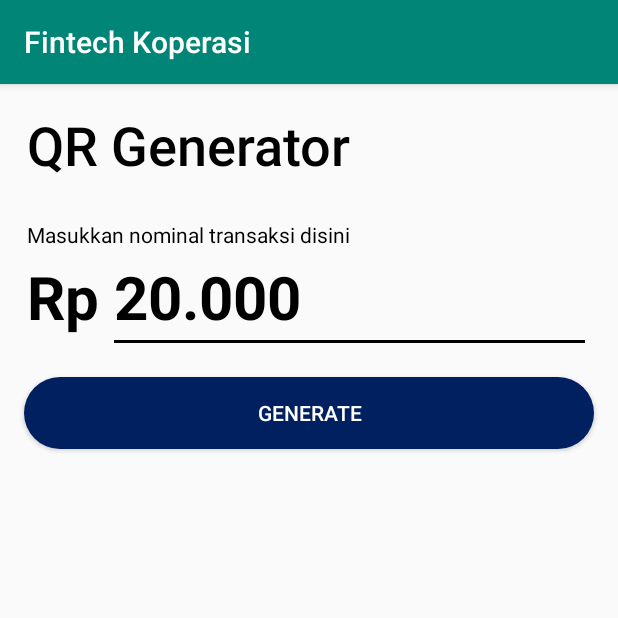
After one commit to kelompok-progmob/fintech, an Android app: the QRGeneratorActivity screen opened directly, with no data from a screen before it, on a phone screen of 412 x 824 dp, the top half of it. The commit adds this screen. Run offline under Robolectric (Android 15) with nearby library versions, the phone set to English and light mode, and no system bars.

Commit message:
Layout QRGenerator

```diff
--- a/app/src/main/AndroidManifest.xml
+++ b/app/src/main/AndroidManifest.xml
@@ -11,6 +11,10 @@
         android:theme="@style/AppTheme">
         <activity android:name=".LoginActivity"></activity>
         <activity android:name=".TopUpActivity"></activity>
+        <activity android:name=".QRGeneratorActivity">
+
+        </activity>
+
         <activity android:name=".MerchantActivity" />
         <activity android:name=".MainActivity">
             <intent-filter>
--- /dev/null
+++ b/app/src/main/java/com/tyga/fintech/QRGeneratorActivity.java
@@ -0,0 +1,14 @@
+package com.tyga.fintech;
+
+import androidx.appcompat.app.AppCompatActivity;
+
+import android.os.Bundle;
+
+public class QRGeneratorActivity extends AppCompatActivity {
+
+    @Override
+    protected void onCreate(Bundle savedInstanceState) {
+        super.onCreate(savedInstanceState);
+        setContentView(R.layout.activity_qrgenerator);
+    }
+}
--- a/app/src/main/res/drawable/shapping_button.xml
+++ b/app/src/main/res/drawable/shapping_button.xml
@@ -1,6 +1,5 @@
 <?xml version="1.0" encoding="utf-8"?>
-<shape xmlns:android="http://schemas.android.com/apk/res/android"
-    >
+<shape xmlns:android="http://schemas.android.com/apk/res/android">
     <corners
         android:bottomLeftRadius="30dp"
         android:bottomRightRadius="30dp"
--- /dev/null
+++ b/app/src/main/res/layout/activity_qrgenerator.xml
@@ -0,0 +1,86 @@
+<?xml version="1.0" encoding="utf-8"?>
+<androidx.constraintlayout.widget.ConstraintLayout xmlns:android="http://schemas.android.com/apk/res/android"
+    xmlns:app="http://schemas.android.com/apk/res-auto"
+    xmlns:tools="http://schemas.android.com/tools"
+    android:layout_width="match_parent"
+    android:layout_height="match_parent"
+    tools:context=".QRGeneratorActivity">
+
+    <TextView
+        android:id="@+id/textView4"
+        android:layout_width="wrap_content"
+        android:layout_height="wrap_content"
+        android:layout_marginTop="16dp"
+        android:layout_marginLeft="18dp"
+        android:fontFamily="sans-serif-medium"
+        android:text="QR Generator"
+        android:textColor="@android:color/black"
+        android:textSize="36sp"
+        app:layout_constraintStart_toStartOf="parent"
+        app:layout_constraintTop_toTopOf="parent" />
+
+    <androidx.cardview.widget.CardView
+        android:id="@+id/cdTopUp"
+        android:layout_width="match_parent"
+        android:layout_height="wrap_content"
+        android:layout_below="@id/textView4"
+        android:layout_marginTop="26dp"
+        app:cardBackgroundColor="#00FFFFFF"
+        app:cardCornerRadius="0dp"
+        app:cardElevation="0dp"
+        app:layout_constraintEnd_toEndOf="parent"
+        app:layout_constraintStart_toStartOf="parent"
+        app:layout_constraintTop_toBottomOf="@+id/textView4">
+
+        <EditText
+            android:id="@+id/nominalTopUp"
+            android:layout_width="wrap_content"
+            android:layout_height="wrap_content"
+            android:layout_marginLeft="72dp"
+            android:layout_marginTop="14dp"
+            android:layout_marginRight="18dp"
+            android:backgroundTint="@android:color/black"
+            android:ems="10"
+            android:inputType="number"
+            android:text="20.000"
+            android:textColor="@android:color/black"
+            android:textColorHint="@android:color/black"
+            android:textSize="40sp"
+            android:textStyle="bold" />
+
+        <TextView
+            android:id="@+id/editText"
+            android:layout_width="wrap_content"
+            android:layout_height="wrap_content"
+            android:layout_marginLeft="18dp"
+            android:layout_marginTop="24dp"
+            android:layout_marginRight="18dp"
+            android:text="Rp"
+            android:textColor="@android:color/black"
+            android:textSize="40sp"
+            android:textStyle="bold" />
+
+        <TextView
+            android:id="@+id/textView"
+            android:layout_width="match_parent"
+            android:layout_height="wrap_content"
+            android:layout_marginLeft="18dp"
+            android:layout_marginRight="18dp"
+            android:text="Masukkan nominal transaksi disini"
+            android:textColor="@android:color/black"
+            android:textSize="14sp" />
+    </androidx.cardview.widget.CardView>
+
+    <Button
+        android:id="@+id/btnSubmit"
+        android:layout_width="match_parent"
+        android:layout_height="wrap_content"
+        android:layout_marginLeft="16dp"
+        android:layout_marginRight="16dp"
+        android:layout_marginTop="16dp"
+        android:background="@drawable/shapping_button"
+        android:text="generate"
+        android:textColor="@color/colorTextWhite"
+        app:layout_constraintStart_toStartOf="parent"
+        app:layout_constraintTop_toBottomOf="@+id/cdTopUp" />
+</androidx.constraintlayout.widget.ConstraintLayout>
```
